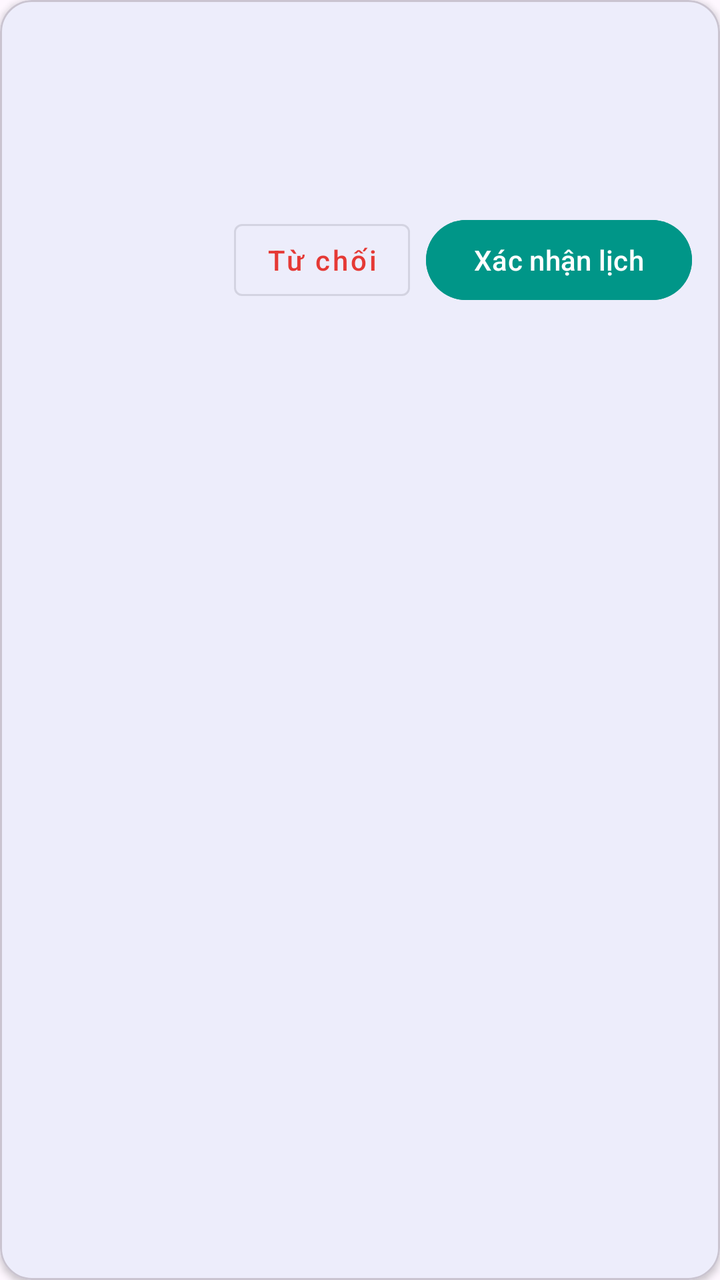
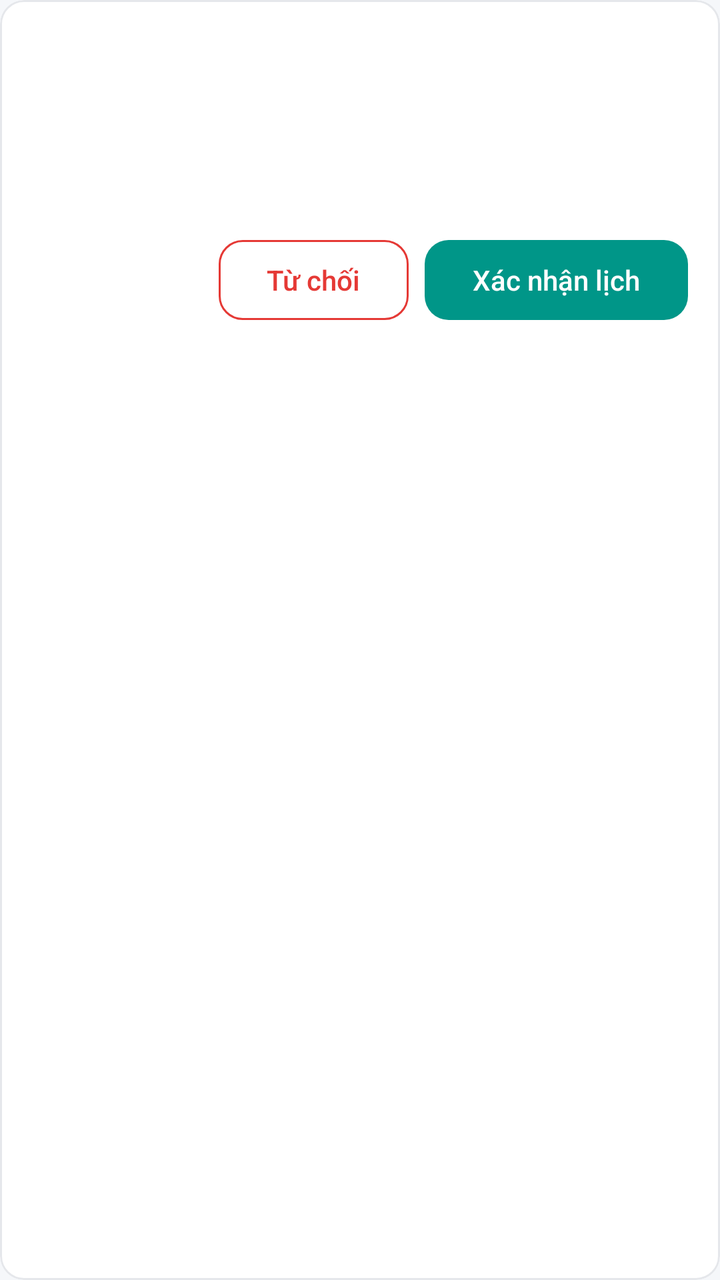

Screens rendered from an Android XML layout before and after an edit, with the pre-edit source and the edit as a unified diff.
<!-- AndroidManifest.xml: application theme Theme.QLPT -->
<!-- res/layout/item_request.xml -->
<?xml version="1.0" encoding="utf-8"?>
<com.google.android.material.card.MaterialCardView xmlns:android="http://schemas.android.com/apk/res/android"
    xmlns:app="http://schemas.android.com/apk/res-auto"
    android:layout_width="match_parent"
    android:layout_height="wrap_content"
    android:layout_marginStart="12dp"
    android:layout_marginEnd="12dp"
    android:layout_marginTop="8dp"
    app:cardCornerRadius="16dp"
    app:cardElevation="2dp">

    <LinearLayout
        android:layout_width="match_parent"
        android:layout_height="wrap_content"
        android:orientation="vertical"
        android:padding="14dp">

        <TextView
            android:id="@+id/tvRoom"
            android:layout_width="match_parent"
            android:layout_height="wrap_content"
            android:textSize="16sp"
            android:textStyle="bold" />

        <TextView
            android:id="@+id/tvTenant"
            android:layout_width="match_parent"
            android:layout_height="wrap_content"
            android:layout_marginTop="4dp" />

        <TextView
            android:id="@+id/tvVisit"
            android:layout_width="match_parent"
            android:layout_height="wrap_content"
            android:layout_marginTop="4dp"
            android:lineSpacingExtra="3dp"
            android:textColor="#00695C"
            android:visibility="gone" />

        <TextView
            android:id="@+id/tvMessage"
            android:layout_width="match_parent"
            android:layout_height="wrap_content"
            android:layout_marginTop="2dp"
            android:textColor="#666666" />

        <TextView
            android:id="@+id/tvDate"
            android:layout_width="wrap_content"
            android:layout_height="wrap_content"
            android:layout_marginTop="2dp"
            android:textColor="#999999"
            android:textSize="12sp" />

        <LinearLayout
            android:id="@+id/layoutActions"
            android:layout_width="match_parent"
            android:layout_height="wrap_content"
            android:layout_marginTop="8dp"
            android:gravity="end"
            android:orientation="horizontal">

            <Button
                android:id="@+id/btnReject"
                style="@style/Widget.MaterialComponents.Button.OutlinedButton"
                android:layout_width="wrap_content"
                android:layout_height="wrap_content"
                android:text="Từ chối"
                android:textAllCaps="false"
                android:textColor="#E53935" />

            <Button
                android:id="@+id/btnApprove"
                android:layout_width="wrap_content"
                android:layout_height="wrap_content"
                android:layout_marginStart="8dp"
                android:backgroundTint="#009688"
                android:text="Xác nhận lịch"
                android:textAllCaps="false" />
        </LinearLayout>

        <TextView
            android:id="@+id/tvResult"
            android:layout_width="wrap_content"
            android:layout_height="wrap_content"
            android:layout_marginTop="6dp"
            android:textStyle="bold"
            android:visibility="gone" />

        <Button
            android:id="@+id/btnContract"
            android:layout_width="wrap_content"
            android:layout_height="wrap_content"
            android:layout_gravity="end"
            android:layout_marginTop="6dp"
            android:backgroundTint="#FF9800"
            android:text="Tạo hợp đồng"
            android:textAllCaps="false"
            android:visibility="gone" />
    </LinearLayout>
</com.google.android.material.card.MaterialCardView>
<!-- resources referenced by this layout -->
<resources>
  <style name="Base.Theme.QLPT" parent="Theme.Material3.DayNight.NoActionBar">
          <item name="colorPrimary">@color/colorPrimary</item>
          <item name="colorPrimaryDark">@color/colorPrimaryDark</item>
          <item name="colorAccent">@color/colorAccent</item>
          <item name="android:statusBarColor">@color/colorPrimaryDark</item>
          <item name="textInputStyle">@style/App.TextInput</item>
      </style>
  <color name="colorPrimary">#1976D2</color>
  <color name="colorPrimaryDark">#1565C0</color>
  <color name="colorAccent">#FF6F00</color>
  <style name="App.TextInput" parent="Widget.Material3.TextInputLayout.OutlinedBox">
          <item name="boxCornerRadiusTopStart">12dp</item>
          <item name="boxCornerRadiusTopEnd">12dp</item>
          <item name="boxCornerRadiusBottomStart">12dp</item>
          <item name="boxCornerRadiusBottomEnd">12dp</item>
      </style>
  <!-- unchanged entries left out for length: 1 -->
</resources>

<!-- the commit's change to res/layout/item_request.xml (unified diff, before → after) -->
@@ -1,32 +1,33 @@
 <?xml version="1.0" encoding="utf-8"?>
-<com.google.android.material.card.MaterialCardView xmlns:android="http://schemas.android.com/apk/res/android"
+<com.google.android.material.card.MaterialCardView
+    xmlns:android="http://schemas.android.com/apk/res/android"
     xmlns:app="http://schemas.android.com/apk/res-auto"
     android:layout_width="match_parent"
     android:layout_height="wrap_content"
-    android:layout_marginStart="12dp"
-    android:layout_marginEnd="12dp"
-    android:layout_marginTop="8dp"
-    app:cardCornerRadius="16dp"
-    app:cardElevation="2dp">
+    android:layout_marginStart="16dp"
+    android:layout_marginEnd="16dp"
+    android:layout_marginTop="12dp">
 
     <LinearLayout
         android:layout_width="match_parent"
         android:layout_height="wrap_content"
         android:orientation="vertical"
-        android:padding="14dp">
+        android:padding="16dp">
 
         <TextView
             android:id="@+id/tvRoom"
             android:layout_width="match_parent"
             android:layout_height="wrap_content"
-            android:textSize="16sp"
-            android:textStyle="bold" />
+            android:textStyle="bold"
+            android:textAppearance="@style/TextAppearance.QLPT.CardTitle" />
 
         <TextView
             android:id="@+id/tvTenant"
             android:layout_width="match_parent"
             android:layout_height="wrap_content"
-            android:layout_marginTop="4dp" />
+            android:layout_marginTop="4dp"
+            android:textColor="@color/qlpt_text"
+            android:textSize="14sp" />
 
         <TextView
             android:id="@+id/tvVisit"
@@ -34,68 +35,66 @@
             android:layout_height="wrap_content"
             android:layout_marginTop="4dp"
             android:lineSpacingExtra="3dp"
-            android:textColor="#00695C"
-            android:visibility="gone" />
+            android:textColor="@color/qlpt_on_primary_container"
+            android:visibility="gone"
+            android:textSize="14sp" />
 
         <TextView
             android:id="@+id/tvMessage"
             android:layout_width="match_parent"
             android:layout_height="wrap_content"
-            android:layout_marginTop="2dp"
-            android:textColor="#666666" />
+            android:layout_marginTop="4dp"
+            android:textAppearance="@style/TextAppearance.QLPT.Body" />
 
         <TextView
             android:id="@+id/tvDate"
             android:layout_width="wrap_content"
             android:layout_height="wrap_content"
-            android:layout_marginTop="2dp"
-            android:textColor="#999999"
-            android:textSize="12sp" />
+            android:layout_marginTop="4dp"
+            android:textAppearance="@style/TextAppearance.QLPT.Caption" />
 
         <LinearLayout
             android:id="@+id/layoutActions"
             android:layout_width="match_parent"
             android:layout_height="wrap_content"
-            android:layout_marginTop="8dp"
+            android:layout_marginTop="12dp"
             android:gravity="end"
             android:orientation="horizontal">
 
             <Button
                 android:id="@+id/btnReject"
-                style="@style/Widget.MaterialComponents.Button.OutlinedButton"
+                style="@style/Widget.QLPT.Button.Outlined"
                 android:layout_width="wrap_content"
                 android:layout_height="wrap_content"
                 android:text="Từ chối"
-                android:textAllCaps="false"
-                android:textColor="#E53935" />
+                android:textColor="@color/qlpt_error"
+                app:strokeColor="@color/qlpt_error" />
 
             <Button
                 android:id="@+id/btnApprove"
+                style="@style/Widget.QLPT.Button"
                 android:layout_width="wrap_content"
                 android:layout_height="wrap_content"
                 android:layout_marginStart="8dp"
-                android:backgroundTint="#009688"
-                android:text="Xác nhận lịch"
-                android:textAllCaps="false" />
+                android:text="Xác nhận lịch" />
         </LinearLayout>
 
         <TextView
             android:id="@+id/tvResult"
             android:layout_width="wrap_content"
             android:layout_height="wrap_content"
-            android:layout_marginTop="6dp"
+            android:layout_marginTop="8dp"
             android:textStyle="bold"
             android:visibility="gone" />
 
         <Button
             android:id="@+id/btnContract"
+            style="@style/Widget.QLPT.Button.Accent"
             android:layout_width="wrap_content"
             android:layout_height="wrap_content"
             android:layout_gravity="end"
             android:layout_marginTop="6dp"
-            android:backgroundTint="#FF9800"
             android:text="Tạo hợp đồng"
-            android:textAllCaps="false"
             android:visibility="gone" />
     </LinearLayout>
 </com.google.android.material.card.MaterialCardView>
<!-- resource entries referenced after the edit -->
@@ -1,21 +1,118 @@
 <!-- resources referenced by this layout -->
 <resources>
-  <style name="Base.Theme.QLPT" parent="Theme.Material3.DayNight.NoActionBar">
+  <color name="qlpt_error">#E53935</color>
+  <color name="qlpt_on_primary_container">#00695C</color>
+  <color name="qlpt_text">#212121</color>
+  <style name="TextAppearance.QLPT.Body" parent="TextAppearance.Material3.BodyMedium">
+          <item name="android:textSize">14sp</item>
+          <item name="android:textColor">@color/qlpt_text_secondary</item>
+      </style>
+  <style name="TextAppearance.QLPT.Caption" parent="TextAppearance.Material3.BodySmall">
+          <item name="android:textSize">12sp</item>
+          <item name="android:textColor">@color/qlpt_text_hint</item>
+      </style>
+  <style name="TextAppearance.QLPT.CardTitle" parent="TextAppearance.Material3.TitleMedium">
+          <item name="android:textSize">16sp</item>
+          <item name="android:textColor">@color/qlpt_text</item>
+      </style>
+  <style name="Widget.QLPT.Button" parent="Widget.Material3.Button">
+          <item name="cornerRadius">12dp</item>
+          <item name="android:textAllCaps">false</item>
+          <item name="android:letterSpacing">0</item>
+      </style>
+  <style name="Widget.QLPT.Button.Accent">
+          <item name="backgroundTint">@color/qlpt_accent</item>
+          <item name="android:textColor">@color/qlpt_surface</item>
+      </style>
+  <style name="Widget.QLPT.Button.Outlined" parent="Widget.Material3.Button.OutlinedButton">
+          <item name="cornerRadius">12dp</item>
+          <item name="android:textAllCaps">false</item>
+          <item name="android:letterSpacing">0</item>
+          <item name="strokeColor">@color/qlpt_border</item>
+      </style>
+  <color name="qlpt_text_secondary">#616161</color>
+  <color name="qlpt_text_hint">#9E9E9E</color>
+  <color name="qlpt_accent">#F57C00</color>
+  <color name="qlpt_surface">#FFFFFF</color>
+  <color name="qlpt_border">#E5E7EB</color>
+  <style name="Base.Theme.QLPT" parent="Theme.Material3.Light.NoActionBar">
+          
           <item name="colorPrimary">@color/colorPrimary</item>
+          <item name="colorOnPrimary">@color/qlpt_surface</item>
+          <item name="colorPrimaryContainer">@color/qlpt_primary_container</item>
+          <item name="colorOnPrimaryContainer">@color/qlpt_on_primary_container</item>
           <item name="colorPrimaryDark">@color/colorPrimaryDark</item>
           <item name="colorAccent">@color/colorAccent</item>
+  
+          
+          <item name="colorSecondary">@color/qlpt_accent</item>
+          <item name="colorOnSecondary">@color/qlpt_surface</item>
+          <item name="colorSecondaryContainer">@color/qlpt_primary_container</item>
+          <item name="colorOnSecondaryContainer">@color/qlpt_on_primary_container</item>
+  
+          <item name="colorError">@color/qlpt_error</item>
+  
+          
+          <item name="android:colorBackground">@color/qlpt_background</item>
+          <item name="colorSurface">@color/qlpt_surface</item>
+          <item name="colorSurfaceContainer">@color/qlpt_surface</item>
+          <item name="colorOnSurface">@color/qlpt_text</item>
+          <item name="colorOnSurfaceVariant">@color/qlpt_text_secondary</item>
+          <item name="colorOutline">@color/qlpt_text_hint</item>
+          <item name="colorOutlineVariant">@color/qlpt_border</item>
+  
+          
           <item name="android:statusBarColor">@color/colorPrimaryDark</item>
+          <item name="android:windowLightStatusBar">@bool/qlpt_light_status_bar</item>
+  
+          
+          <item name="materialButtonStyle">@style/Widget.QLPT.Button</item>
+          <item name="materialButtonOutlinedStyle">@style/Widget.QLPT.Button.Outlined</item>
+          <item name="materialCardViewStyle">@style/Widget.QLPT.Card</item>
           <item name="textInputStyle">@style/App.TextInput</item>
+          <item name="bottomNavigationStyle">@style/Widget.QLPT.BottomNav</item>
+          <item name="bottomSheetDialogTheme">@style/ThemeOverlay.QLPT.BottomSheetDialog</item>
       </style>
-  <color name="colorPrimary">#1976D2</color>
-  <color name="colorPrimaryDark">#1565C0</color>
-  <color name="colorAccent">#FF6F00</color>
+  <color name="colorPrimary">@color/qlpt_primary</color>
+  <color name="qlpt_primary_container">#E0F2F1</color>
+  <color name="colorPrimaryDark">@color/qlpt_primary_dark</color>
+  <color name="colorAccent">@color/qlpt_accent</color>
+  <color name="qlpt_background">#F5F7FA</color>
+  <style name="Widget.QLPT.Card" parent="Widget.Material3.CardView.Outlined">
+          <item name="cardCornerRadius">12dp</item>
+          <item name="cardElevation">0dp</item>
+          <item name="strokeWidth">1dp</item>
+          <item name="strokeColor">@color/qlpt_border</item>
+          <item name="cardBackgroundColor">@color/qlpt_surface</item>
+      </style>
   <style name="App.TextInput" parent="Widget.Material3.TextInputLayout.OutlinedBox">
+          
+          <item name="boxBackgroundColor">@color/qlpt_surface</item>
           <item name="boxCornerRadiusTopStart">12dp</item>
           <item name="boxCornerRadiusTopEnd">12dp</item>
           <item name="boxCornerRadiusBottomStart">12dp</item>
           <item name="boxCornerRadiusBottomEnd">12dp</item>
       </style>
+  <style name="Widget.QLPT.BottomNav" parent="Widget.Material3.BottomNavigationView">
+          <item name="backgroundTint">@color/qlpt_surface</item>
+          <item name="elevation">8dp</item>
+      </style>
+  <style name="ThemeOverlay.QLPT.BottomSheetDialog" parent="ThemeOverlay.Material3.BottomSheetDialog">
+          <item name="bottomSheetStyle">@style/Widget.QLPT.BottomSheet</item>
+      </style>
+  <color name="qlpt_primary">#009688</color>
+  <color name="qlpt_primary_dark">#00796B</color>
+  <style name="Widget.QLPT.BottomSheet" parent="Widget.Material3.BottomSheet.Modal">
+          <item name="backgroundTint">@color/qlpt_surface</item>
+          <item name="shapeAppearance">@style/ShapeAppearance.QLPT.BottomSheet</item>
+      </style>
+  <style name="ShapeAppearance.QLPT.BottomSheet" parent="">
+          <item name="cornerFamily">rounded</item>
+          <item name="cornerSizeTopLeft">24dp</item>
+          <item name="cornerSizeTopRight">24dp</item>
+          <item name="cornerSizeBottomLeft">0dp</item>
+          <item name="cornerSizeBottomRight">0dp</item>
+      </style>
   <!-- unchanged entries left out for length: 1 -->
 </resources>
 
